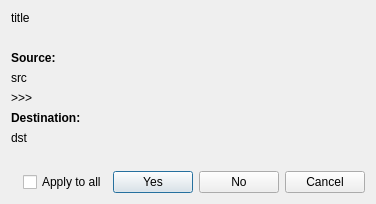
Qt form qimgv/gui/dialogs/filereplacedialog.ui (do-i/thumbgrid) before a commit.
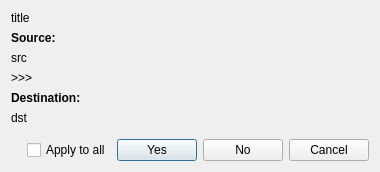
The same form after that commit.

```diff
--- a/qimgv/gui/dialogs/filereplacedialog.ui
+++ b/qimgv/gui/dialogs/filereplacedialog.ui
@@ -6,8 +6,8 @@
    <rect>
     <x>0</x>
     <y>0</y>
-    <width>376</width>
-    <height>204</height>
+    <width>380</width>
+    <height>169</height>
    </rect>
   </property>
   <property name="windowTitle">
@@ -21,22 +21,6 @@
      </property>
     </widget>
    </item>
-   <item>
-    <spacer name="verticalSpacer_2">
-     <property name="orientation">
-      <enum>Qt::Vertical</enum>
-     </property>
-     <property name="sizeType">
-      <enum>QSizePolicy::MinimumExpanding</enum>
-     </property>
-     <property name="sizeHint" stdset="0">
-      <size>
-       <width>20</width>
-       <height>8</height>
-      </size>
-     </property>
-    </spacer>
-   </item>
    <item>
     <widget class="QLabel" name="label_4">
      <property name="font">
```
